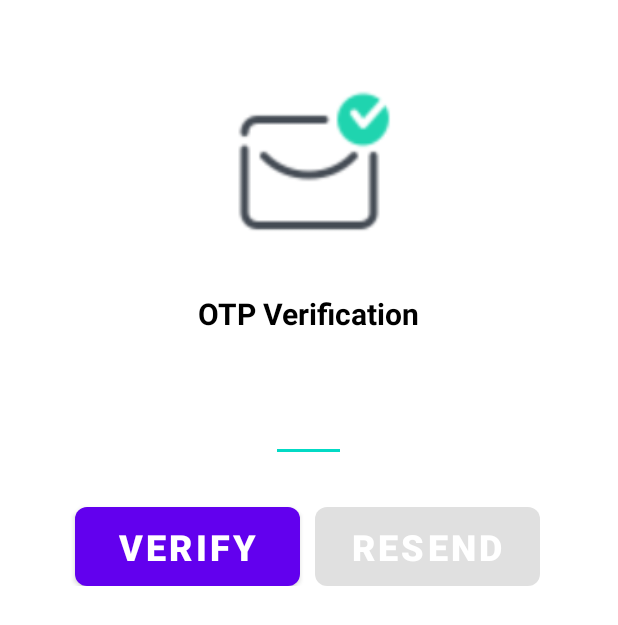
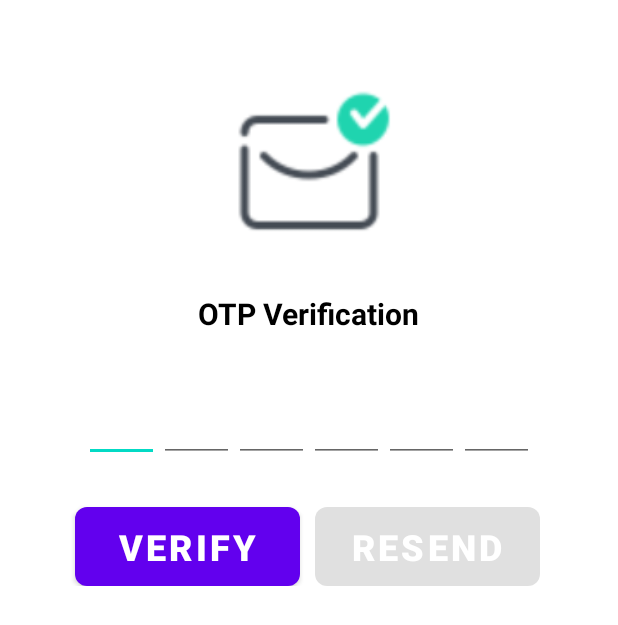
Before and after one commit to nipunjain5499/studentportal_app, an Android app: the layout fragment_frag2.xml on its own in the app's theme, with its tools: preview values and no code run, on a phone screen of 412 x 824 dp. Shown: the top 625 px of the screen. Run offline under Robolectric (Android 15) with nearby library versions, the phone set to English and light mode, and no system bars.

Commit message:
second commit

```diff
--- a/app/build.gradle
+++ b/app/build.gradle
@@ -42,6 +42,7 @@ dependencies {
     androidTestImplementation 'androidx.test.espresso:espresso-core:3.3.0'
     implementation platform('com.google.firebase:firebase-bom:28.0.1')
     implementation "androidx.recyclerview:recyclerview-selection:1.1.0"
+    implementation "androidx.cardview:cardview:1.0.0"
     def fragment_version = "1.3.4"
         // Import the BoM for the Firebase platform
         implementation platform('com.google.firebase:firebase-bom:28.1.0')
--- a/app/src/main/AndroidManifest.xml
+++ b/app/src/main/AndroidManifest.xml
@@ -1,6 +1,7 @@
 <?xml version="1.0" encoding="utf-8"?>
 <manifest xmlns:android="http://schemas.android.com/apk/res/android"
     package="com.example.numberotpsignin">
+<uses-permission android:name="android.permission.INTERNET"/>
 
     <application
         android:allowBackup="true"
--- /dev/null
+++ b/app/src/main/java/FirebaseRecyclerOptions/Builder.java
@@ -0,0 +1,4 @@
+package FirebaseRecyclerOptions;
+
+public class Builder<T> {
+}
--- a/app/src/main/res/layout/fragment_frag2.xml
+++ b/app/src/main/res/layout/fragment_frag2.xml
@@ -49,80 +49,80 @@
                     android:importantForAutofill="no"
                     android:imeOptions="actionNext"
                     android:inputType="number"
-                    android:maxLength="6"
+                    android:maxLength="1"
                     android:textSize="15dp"
                     android:textStyle="bold"
                     android:textColor="@color/design_default_color_primary"
                     />
-<!--                <EditText-->
-<!--                    android:layout_width="50dp"-->
-<!--                    android:layout_height="45dp"-->
-<!--                    android:id="@+id/et2"-->
-<!--                    android:gravity="center"-->
-<!--                    android:importantForAutofill="no"-->
-<!--                    android:imeOptions="actionNext"-->
-<!--                    android:inputType="number"-->
-<!--                    android:maxLength="1"-->
-<!--                    android:textSize="15dp"-->
-<!--                    android:textStyle="bold"-->
-<!--                    android:textColor="@color/design_default_color_primary"-->
-<!--                    />-->
-<!--                <EditText-->
-<!--                    android:layout_width="50dp"-->
-<!--                    android:layout_height="45dp"-->
-<!--                    android:id="@+id/et3"-->
-<!--                    android:gravity="center"-->
-<!--                    android:importantForAutofill="no"-->
-<!--                    android:imeOptions="actionNext"-->
-<!--                    android:inputType="number"-->
-<!--                    android:maxLength="1"-->
-<!--                    android:textSize="15dp"-->
-<!--                    android:textStyle="bold"-->
-<!--                    android:textColor="@color/design_default_color_primary"-->
-<!--                    />-->
+                <EditText
+                    android:layout_width="50dp"
+                    android:layout_height="45dp"
+                    android:id="@+id/et2"
+                    android:gravity="center"
+                    android:importantForAutofill="no"
+                    android:imeOptions="actionNext"
+                    android:inputType="number"
+                    android:maxLength="1"
+                    android:textSize="15dp"
+                    android:textStyle="bold"
+                    android:textColor="@color/design_default_color_primary"
+                    />
+                <EditText
+                    android:layout_width="50dp"
+                    android:layout_height="45dp"
+                    android:id="@+id/et3"
+                    android:gravity="center"
+                    android:importantForAutofill="no"
+                    android:imeOptions="actionNext"
+                    android:inputType="number"
+                    android:maxLength="1"
+                    android:textSize="15dp"
+                    android:textStyle="bold"
+                    android:textColor="@color/design_default_color_primary"
+                    />
 
-<!--                <EditText-->
-<!--                    android:layout_width="50dp"-->
-<!--                    android:layout_height="45dp"-->
-<!--                    android:id="@+id/et4"-->
-<!--                    android:gravity="center"-->
-<!--                    android:importantForAutofill="no"-->
-<!--                    android:imeOptions="actionNext"-->
-<!--                    android:inputType="number"-->
-<!--                    android:maxLength="1"-->
-<!--                    android:textSize="15dp"-->
-<!--                    android:textStyle="bold"-->
-<!--                    android:textColor="@color/design_default_color_primary"-->
-<!--                    />-->
+                <EditText
+                    android:layout_width="50dp"
+                    android:layout_height="45dp"
+                    android:id="@+id/et4"
+                    android:gravity="center"
+                    android:importantForAutofill="no"
+                    android:imeOptions="actionNext"
+                    android:inputType="number"
+                    android:maxLength="1"
+                    android:textSize="15dp"
+                    android:textStyle="bold"
+                    android:textColor="@color/design_default_color_primary"
+                    />
 
-<!--                <EditText-->
-<!--                    android:layout_width="50dp"-->
-<!--                    android:layout_height="45dp"-->
-<!--                    android:id="@+id/et5"-->
-<!--                    android:gravity="center"-->
-<!--                    android:importantForAutofill="no"-->
-<!--                    android:imeOptions="actionNext"-->
-<!--                    android:inputType="number"-->
-<!--                    android:maxLength="1"-->
-<!--                    android:textSize="15dp"-->
-<!--                    android:textStyle="bold"-->
-<!--                    android:textColor="@color/design_default_color_primary"-->
-<!--                    tools:ignore="labelfor"-->
-<!--                    />-->
+                <EditText
+                    android:layout_width="50dp"
+                    android:layout_height="45dp"
+                    android:id="@+id/et5"
+                    android:gravity="center"
+                    android:importantForAutofill="no"
+                    android:imeOptions="actionNext"
+                    android:inputType="number"
+                    android:maxLength="1"
+                    android:textSize="15dp"
+                    android:textStyle="bold"
+                    android:textColor="@color/design_default_color_primary"
+                    tools:ignore="labelfor"
+                    />
 
-<!--                <EditText-->
-<!--                    android:layout_width="50dp"-->
-<!--                    android:layout_height="45dp"-->
-<!--                    android:id="@+id/et6"-->
-<!--                    android:gravity="center"-->
-<!--                    android:importantForAutofill="no"-->
-<!--                    android:imeOptions="actionDone"-->
-<!--                    android:inputType="number"-->
-<!--                    android:maxLength="6"-->
-<!--                    android:textSize="15dp"-->
-<!--                    android:textStyle="bold"-->
-<!--                    android:textColor="@color/design_default_color_primary"-->
-<!--                    />-->
+                <EditText
+                    android:layout_width="50dp"
+                    android:layout_height="45dp"
+                    android:id="@+id/et6"
+                    android:gravity="center"
+                    android:importantForAutofill="no"
+                    android:imeOptions="actionDone"
+                    android:inputType="number"
+                    android:maxLength="1"
+                    android:textSize="15dp"
+                    android:textStyle="bold"
+                    android:textColor="@color/design_default_color_primary"
+                    />
             </LinearLayout>
 
             <LinearLayout
```
Also changed, not shown: app/src/main/java/com/example/numberotpsignin/Adapter.java (added, +67 -0 lines), app/src/main/java/com/example/numberotpsignin/FetchDetails.java (+70 -0 lines), app/src/main/java/com/example/numberotpsignin/MainActivity.java (+5 -2 lines), app/src/main/java/com/example/numberotpsignin/frag2.java (+94 -5 lines), app/src/main/res/layout/activity_fetch_details.xml (+7 -2 lines), app/src/main/res/layout/itemview.xml (added, +66 -0 lines).
